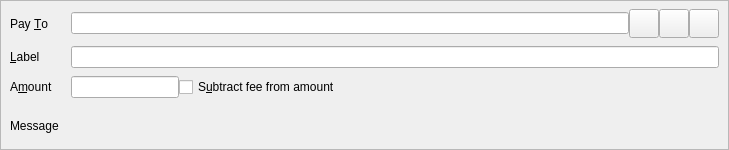
Above: src/qt/forms/sendcoinsentry.ui from unitusdev/unitus before the change. Below: the same form after it.
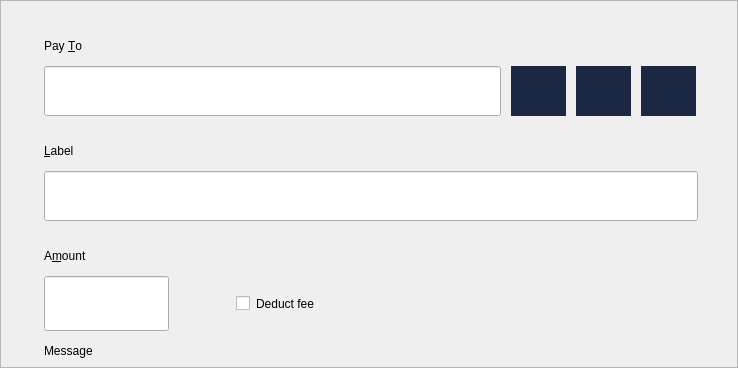
That is the form after the change. Icons and pictures are not drawn. Custom widgets are drawn as their Qt base class.

```diff
--- a/src/qt/forms/sendcoinsentry.ui
+++ b/src/qt/forms/sendcoinsentry.ui
@@ -6,8 +6,8 @@
    <rect>
     <x>0</x>
     <y>0</y>
-    <width>729</width>
-    <height>150</height>
+    <width>738</width>
+    <height>368</height>
    </rect>
   </property>
   <property name="focusPolicy">
@@ -16,6 +16,9 @@
   <property name="autoFillBackground">
    <bool>false</bool>
   </property>
+  <property name="styleSheet">
+   <string notr="true">padding-left: 17px;</string>
+  </property>
   <property name="frameShape">
    <enum>QFrame::StyledPanel</enum>
   </property>
@@ -42,23 +45,229 @@
     <property name="verticalSpacing">
      <number>8</number>
     </property>
-    <item row="0" column="1">
+    <item row="9" column="1">
+     <widget class="QLabel" name="messageTextLabel">
+      <property name="toolTip">
+       <string>A message that was attached to the bitcoin: URI which will be stored with the transaction for your reference. Note: This message will not be sent over the Unitus network.</string>
+      </property>
+      <property name="textFormat">
+       <enum>Qt::PlainText</enum>
+      </property>
+     </widget>
+    </item>
+    <item row="1" column="0">
+     <widget class="QLabel" name="payToLabel">
+      <property name="styleSheet">
+       <string notr="true">padding-left:0</string>
+      </property>
+      <property name="text">
+       <string>Pay &amp;To</string>
+      </property>
+      <property name="alignment">
+       <set>Qt::AlignLeading|Qt::AlignLeft|Qt::AlignVCenter</set>
+      </property>
+      <property name="buddy">
+       <cstring>payTo</cstring>
+      </property>
+     </widget>
+    </item>
+    <item row="7" column="0">
+     <widget class="QLabel" name="amountLabel">
+      <property name="styleSheet">
+       <string notr="true">padding-left:0</string>
+      </property>
+      <property name="text">
+       <string>A&amp;mount</string>
+      </property>
+      <property name="alignment">
+       <set>Qt::AlignLeading|Qt::AlignLeft|Qt::AlignVCenter</set>
+      </property>
+      <property name="buddy">
+       <cstring>payAmount</cstring>
+      </property>
+     </widget>
+    </item>
+    <item row="6" column="0">
+     <spacer name="verticalSpacer_3">
+      <property name="orientation">
+       <enum>Qt::Vertical</enum>
+      </property>
+      <property name="sizeType">
+       <enum>QSizePolicy::Fixed</enum>
+      </property>
+      <property name="sizeHint" stdset="0">
+       <size>
+        <width>20</width>
+        <height>15</height>
+       </size>
+      </property>
+     </spacer>
+    </item>
+    <item row="3" column="0">
+     <spacer name="verticalSpacer_2">
+      <property name="orientation">
+       <enum>Qt::Vertical</enum>
+      </property>
+      <property name="sizeType">
+       <enum>QSizePolicy::Fixed</enum>
+      </property>
+      <property name="sizeHint" stdset="0">
+       <size>
+        <width>20</width>
+        <height>15</height>
+       </size>
+      </property>
+     </spacer>
+    </item>
+    <item row="8" column="0">
+     <layout class="QHBoxLayout" name="horizontalLayoutAmount" stretch="0,0,1">
+      <item>
+       <widget class="BitcoinAmountField" name="payAmount">
+        <property name="minimumSize">
+         <size>
+          <width>0</width>
+          <height>55</height>
+         </size>
+        </property>
+        <property name="styleSheet">
+         <string notr="true"/>
+        </property>
+       </widget>
+      </item>
+      <item>
+       <spacer name="horizontalSpacer_4">
+        <property name="orientation">
+         <enum>Qt::Horizontal</enum>
+        </property>
+        <property name="sizeType">
+         <enum>QSizePolicy::Fixed</enum>
+        </property>
+        <property name="sizeHint" stdset="0">
+         <size>
+          <width>50</width>
+          <height>20</height>
+         </size>
+        </property>
+       </spacer>
+      </item>
+      <item>
+       <widget class="QCheckBox" name="checkboxSubtractFeeFromAmount">
+        <property name="minimumSize">
+         <size>
+          <width>0</width>
+          <height>0</height>
+         </size>
+        </property>
+        <property name="toolTip">
+         <string>The fee will be deducted from the amount being sent. The recipient will receive less Unitus than you enter in the amount field. If multiple recipients are selected, the fee is split equally.</string>
+        </property>
+        <property name="text">
+         <string>Deduct fee</string>
+        </property>
+       </widget>
+      </item>
+     </layout>
+    </item>
+    <item row="9" column="0">
+     <widget class="QLabel" name="messageLabel">
+      <property name="styleSheet">
+       <string notr="true">padding-left:0</string>
+      </property>
+      <property name="text">
+       <string>Message</string>
+      </property>
+      <property name="alignment">
+       <set>Qt::AlignLeading|Qt::AlignLeft|Qt::AlignVCenter</set>
+      </property>
+     </widget>
+    </item>
+    <item row="4" column="0">
+     <widget class="QLabel" name="labellLabel">
+      <property name="styleSheet">
+       <string notr="true">padding-left:0</string>
+      </property>
+      <property name="text">
+       <string>&amp;Label</string>
+      </property>
+      <property name="alignment">
+       <set>Qt::AlignLeading|Qt::AlignLeft|Qt::AlignVCenter</set>
+      </property>
+      <property name="buddy">
+       <cstring>addAsLabel</cstring>
+      </property>
+     </widget>
+    </item>
+    <item row="2" column="0" colspan="2">
      <layout class="QHBoxLayout" name="payToLayout">
       <property name="spacing">
        <number>0</number>
       </property>
+      <property name="leftMargin">
+       <number>0</number>
+      </property>
+      <property name="rightMargin">
+       <number>32</number>
+      </property>
       <item>
        <widget class="QValidatedLineEdit" name="payTo">
+        <property name="minimumSize">
+         <size>
+          <width>0</width>
+          <height>50</height>
+         </size>
+        </property>
         <property name="toolTip">
          <string>The Unitus address to send the payment to</string>
         </property>
+        <property name="styleSheet">
+         <string notr="true"/>
+        </property>
+        <property name="text">
+         <string/>
+        </property>
        </widget>
       </item>
+      <item>
+       <spacer name="horizontalSpacer_3">
+        <property name="orientation">
+         <enum>Qt::Horizontal</enum>
+        </property>
+        <property name="sizeType">
+         <enum>QSizePolicy::Fixed</enum>
+        </property>
+        <property name="sizeHint" stdset="0">
+         <size>
+          <width>10</width>
+          <height>20</height>
+         </size>
+        </property>
+       </spacer>
+      </item>
       <item>
        <widget class="QToolButton" name="addressBookButton">
+        <property name="sizePolicy">
+         <sizepolicy hsizetype="Preferred" vsizetype="Preferred">
+          <horstretch>0</horstretch>
+          <verstretch>0</verstretch>
+         </sizepolicy>
+        </property>
+        <property name="minimumSize">
+         <size>
+          <width>55</width>
+          <height>50</height>
+         </size>
+        </property>
         <property name="toolTip">
          <string>Choose previously used address</string>
         </property>
+        <property name="autoFillBackground">
+         <bool>false</bool>
+        </property>
+        <property name="styleSheet">
+         <string notr="true">    background-color: #1c2741;
+    padding: 0px;
+    border: 1px solid #1c2741;</string>
+        </property>
         <property name="text">
          <string/>
         </property>
@@ -77,11 +286,39 @@
         </property>
        </widget>
       </item>
+      <item>
+       <spacer name="horizontalSpacer">
+        <property name="orientation">
+         <enum>Qt::Horizontal</enum>
+        </property>
+        <property name="sizeType">
+         <enum>QSizePolicy::Fixed</enum>
+        </property>
+        <property name="sizeHint" stdset="0">
+         <size>
+          <width>10</width>
+          <height>20</height>
+         </size>
+        </property>
+       </spacer>
+      </item>
       <item>
        <widget class="QToolButton" name="pasteButton">
+        <property name="minimumSize">
+         <size>
+          <width>55</width>
+          <height>50</height>
+         </size>
+        </property>
         <property name="toolTip">
          <string>Paste address from clipboard</string>
         </property>
+        <property name="styleSheet">
+         <string notr="true">    background-color: #1c2741;
+    padding: 0px;
+    border: 1px solid #1c2741;
+</string>
+        </property>
         <property name="text">
          <string/>
         </property>
@@ -100,11 +337,38 @@
         </property>
        </widget>
       </item>
+      <item>
+       <spacer name="horizontalSpacer_2">
+        <property name="orientation">
+         <enum>Qt::Horizontal</enum>
+        </property>
+        <property name="sizeType">
+         <enum>QSizePolicy::Fixed</enum>
+        </property>
+        <property name="sizeHint" stdset="0">
+         <size>
+          <width>10</width>
+          <height>20</height>
+         </size>
+        </property>
+       </spacer>
+      </item>
       <item>
        <widget class="QToolButton" name="deleteButton">
+        <property name="minimumSize">
+         <size>
+          <width>55</width>
+          <height>50</height>
+         </size>
+        </property>
         <property name="toolTip">
          <string>Remove this entry</string>
         </property>
+        <property name="styleSheet">
+         <string notr="true">    background-color: #1c2741;
+    padding: 0px;
+    border: 1px solid #1c2741;</string>
+        </property>
         <property name="text">
          <string/>
         </property>
@@ -122,86 +386,41 @@
       </item>
      </layout>
     </item>
-    <item row="3" column="0">
-     <widget class="QLabel" name="messageLabel">
-      <property name="text">
-       <string>Message</string>
+    <item row="0" column="0">
+     <spacer name="verticalSpacer">
+      <property name="orientation">
+       <enum>Qt::Vertical</enum>
       </property>
-      <property name="alignment">
-       <set>Qt::AlignLeading|Qt::AlignLeft|Qt::AlignVCenter</set>
+      <property name="sizeType">
+       <enum>QSizePolicy::Fixed</enum>
       </property>
-     </widget>
+      <property name="sizeHint" stdset="0">
+       <size>
+        <width>20</width>
+        <height>25</height>
+       </size>
+      </property>
+     </spacer>
     </item>
-    <item row="1" column="1">
+    <item row="5" column="0" colspan="2">
      <widget class="QLineEdit" name="addAsLabel">
+      <property name="sizePolicy">
+       <sizepolicy hsizetype="Expanding" vsizetype="Fixed">
+        <horstretch>0</horstretch>
+        <verstretch>0</verstretch>
+       </sizepolicy>
+      </property>
+      <property name="minimumSize">
+       <size>
+        <width>0</width>
+        <height>50</height>
+       </size>
+      </property>
       <property name="toolTip">
        <string>Enter a label for this address to add it to the list of used addresses</string>
       </property>
-     </widget>
-    </item>
-    <item row="0" column="0">
-     <widget class="QLabel" name="payToLabel">
-      <property name="text">
-       <string>Pay &amp;To</string>
-      </property>
-      <property name="alignment">
-       <set>Qt::AlignLeading|Qt::AlignLeft|Qt::AlignVCenter</set>
-      </property>
-      <property name="buddy">
-       <cstring>payTo</cstring>
-      </property>
-     </widget>
-    </item>
-    <item row="3" column="1">
-     <widget class="QLabel" name="messageTextLabel">
-      <property name="toolTip">
-       <string>A message that was attached to the bitcoin: URI which will be stored with the transaction for your reference. Note: This message will not be sent over the Unitus network.</string>
-      </property>
-      <property name="textFormat">
-       <enum>Qt::PlainText</enum>
-      </property>
-     </widget>
-    </item>
-    <item row="2" column="1">
-     <layout class="QHBoxLayout" name="horizontalLayoutAmount" stretch="0,1">
-      <item>
-       <widget class="BitcoinAmountField" name="payAmount"/>
-      </item>
-      <item>
-       <widget class="QCheckBox" name="checkboxSubtractFeeFromAmount">
-        <property name="toolTip">
-         <string>The fee will be deducted from the amount being sent. The recipient will receive less Unitus than you enter in the amount field. If multiple recipients are selected, the fee is split equally.</string>
-        </property>
-        <property name="text">
-         <string>S&amp;ubtract fee from amount</string>
-        </property>
-       </widget>
-      </item>
-     </layout>
-    </item>
-    <item row="2" column="0">
-     <widget class="QLabel" name="amountLabel">
-      <property name="text">
-       <string>A&amp;mount</string>
-      </property>
-      <property name="alignment">
-       <set>Qt::AlignLeading|Qt::AlignLeft|Qt::AlignVCenter</set>
-      </property>
-      <property name="buddy">
-       <cstring>payAmount</cstring>
-      </property>
-     </widget>
-    </item>
-    <item row="1" column="0">
-     <widget class="QLabel" name="labellLabel">
-      <property name="text">
-       <string>&amp;Label</string>
-      </property>
-      <property name="alignment">
-       <set>Qt::AlignLeading|Qt::AlignLeft|Qt::AlignVCenter</set>
-      </property>
-      <property name="buddy">
-       <cstring>addAsLabel</cstring>
+      <property name="styleSheet">
+       <string notr="true">margin-right:30px;</string>
       </property>
      </widget>
     </item>
@@ -1244,17 +1463,17 @@
   </widget>
  </widget>
  <customwidgets>
+  <customwidget>
+   <class>QValidatedLineEdit</class>
+   <extends>QLineEdit</extends>
+   <header>qvalidatedlineedit.h</header>
+  </customwidget>
   <customwidget>
    <class>BitcoinAmountField</class>
    <extends>QLineEdit</extends>
    <header>bitcoinamountfield.h</header>
    <container>1</container>
   </customwidget>
-  <customwidget>
-   <class>QValidatedLineEdit</class>
-   <extends>QLineEdit</extends>
-   <header>qvalidatedlineedit.h</header>
-  </customwidget>
  </customwidgets>
  <tabstops>
   <tabstop>payTo</tabstop>
```
Left out of the diff: 8 changed lines with no effect on the pictures.
